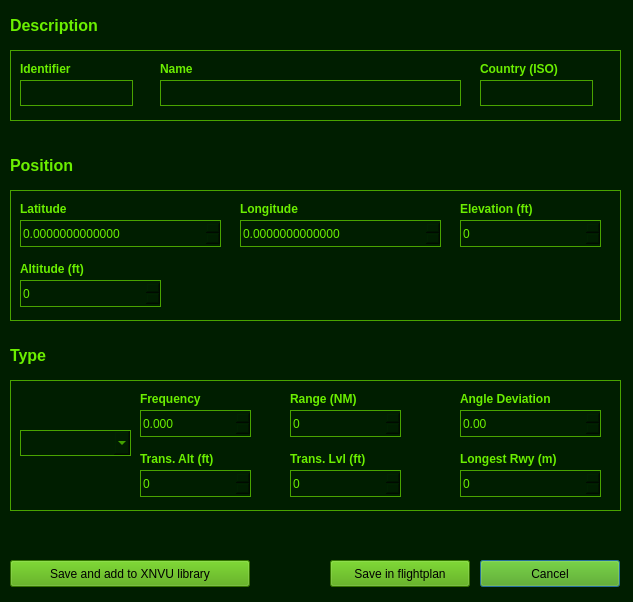
Old version of the form dialogwaypointedit.ui in the repository Vantskruv/XNVU-Calculator.
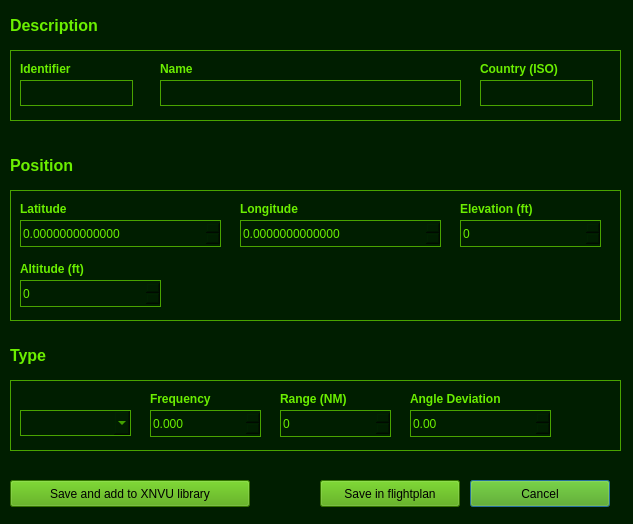
New version of the form.

```diff
--- a/dialogwaypointedit.ui
+++ b/dialogwaypointedit.ui
@@ -7,7 +7,7 @@
     <x>0</x>
     <y>0</y>
     <width>633</width>
-    <height>602</height>
+    <height>524</height>
    </rect>
   </property>
   <property name="windowTitle">
@@ -251,7 +251,7 @@
      <x>10</x>
      <y>380</y>
      <width>611</width>
-     <height>131</height>
+     <height>71</height>
     </rect>
    </property>
    <property name="frameShape">
@@ -266,7 +266,7 @@
    <widget class="QLabel" name="label_Freq_TransAlt">
     <property name="geometry">
      <rect>
-      <x>130</x>
+      <x>140</x>
       <y>10</y>
       <width>111</width>
       <height>18</height>
@@ -285,7 +285,7 @@
    <widget class="QLabel" name="label_RangeTransLevel">
     <property name="geometry">
      <rect>
-      <x>280</x>
+      <x>270</x>
       <y>10</y>
       <width>111</width>
       <height>18</height>
@@ -304,7 +304,7 @@
    <widget class="QLabel" name="label_AngleDev_LongestRwy">
     <property name="geometry">
      <rect>
-      <x>450</x>
+      <x>400</x>
       <y>10</y>
       <width>161</width>
       <height>18</height>
@@ -323,7 +323,7 @@
    <widget class="QSpinBox" name="spinBox_Range">
     <property name="geometry">
      <rect>
-      <x>280</x>
+      <x>270</x>
       <y>30</y>
       <width>111</width>
       <height>27</height>
@@ -336,7 +336,7 @@
    <widget class="QDoubleSpinBox" name="doubleSpinBox_AngleDev">
     <property name="geometry">
      <rect>
-      <x>450</x>
+      <x>400</x>
       <y>30</y>
       <width>141</width>
       <height>27</height>
@@ -352,7 +352,7 @@
    <widget class="QDoubleSpinBox" name="doubleSpinBox_Freq">
     <property name="geometry">
      <rect>
-      <x>130</x>
+      <x>140</x>
       <y>30</y>
       <width>111</width>
       <height>27</height>
@@ -365,125 +365,11 @@
      <double>10000.000000000000000</double>
     </property>
    </widget>
-   <widget class="QLabel" name="label_Freq_TransAlt_2">
-    <property name="geometry">
-     <rect>
-      <x>130</x>
-      <y>70</y>
-      <width>151</width>
-      <height>18</height>
-     </rect>
-    </property>
-    <property name="font">
-     <font>
-      <weight>75</weight>
-      <bold>true</bold>
-     </font>
-    </property>
-    <property name="text">
-     <string>Trans. Alt (ft)</string>
-    </property>
-   </widget>
-   <widget class="QLabel" name="label_RangeTransLevel_2">
-    <property name="geometry">
-     <rect>
-      <x>280</x>
-      <y>70</y>
-      <width>151</width>
-      <height>18</height>
-     </rect>
-    </property>
-    <property name="font">
-     <font>
-      <weight>75</weight>
-      <bold>true</bold>
-     </font>
-    </property>
-    <property name="text">
-     <string>Trans. Lvl (ft)</string>
-    </property>
-   </widget>
-   <widget class="QLabel" name="label_AngleDev_LongestRwy_2">
-    <property name="geometry">
-     <rect>
-      <x>450</x>
-      <y>70</y>
-      <width>161</width>
-      <height>18</height>
-     </rect>
-    </property>
-    <property name="font">
-     <font>
-      <weight>75</weight>
-      <bold>true</bold>
-     </font>
-    </property>
-    <property name="text">
-     <string>Longest Rwy (m)</string>
-    </property>
-   </widget>
-   <widget class="QSpinBox" name="spinBox_TransAlt">
-    <property name="geometry">
-     <rect>
-      <x>130</x>
-      <y>90</y>
-      <width>111</width>
-      <height>27</height>
-     </rect>
-    </property>
-    <property name="minimum">
-     <number>-100000</number>
-    </property>
-    <property name="maximum">
-     <number>100000</number>
-    </property>
-    <property name="value">
-     <number>0</number>
-    </property>
-   </widget>
-   <widget class="QSpinBox" name="spinBox_TransLevel">
-    <property name="geometry">
-     <rect>
-      <x>280</x>
-      <y>90</y>
-      <width>111</width>
-      <height>27</height>
-     </rect>
-    </property>
-    <property name="minimum">
-     <number>-100000</number>
-    </property>
-    <property name="maximum">
-     <number>100000</number>
-    </property>
-    <property name="value">
-     <number>0</number>
-    </property>
-   </widget>
-   <widget class="QSpinBox" name="spinBox_LongestRwy">
-    <property name="geometry">
-     <rect>
-      <x>450</x>
-      <y>90</y>
-      <width>141</width>
-      <height>27</height>
-     </rect>
-    </property>
-    <property name="minimum">
-     <number>0</number>
-    </property>
-    <property name="maximum">
-     <number>100000</number>
-    </property>
-    <property name="value">
-     <number>0</number>
-    </property>
-   </widget>
    <widget class="QComboBox" name="comboBox_Type">
     <property name="geometry">
      <rect>
       <x>10</x>
-      <y>50</y>
+      <y>30</y>
       <width>111</width>
       <height>26</height>
      </rect>
@@ -724,8 +610,8 @@
   <widget class="QPushButton" name="pushButton_Cancel">
    <property name="geometry">
     <rect>
-     <x>480</x>
-     <y>560</y>
+     <x>470</x>
+     <y>480</y>
      <width>140</width>
      <height>27</height>
     </rect>
@@ -749,8 +635,8 @@
   <widget class="QPushButton" name="pushButton_SaveCurrent">
    <property name="geometry">
     <rect>
-     <x>330</x>
-     <y>560</y>
+     <x>320</x>
+     <y>480</y>
      <width>140</width>
      <height>27</height>
     </rect>
@@ -775,7 +661,7 @@
    <property name="geometry">
     <rect>
      <x>10</x>
-     <y>560</y>
+     <y>480</y>
      <width>240</width>
      <height>27</height>
     </rect>
```
Left out of the diff: 3 changed lines with no effect on the pictures.
